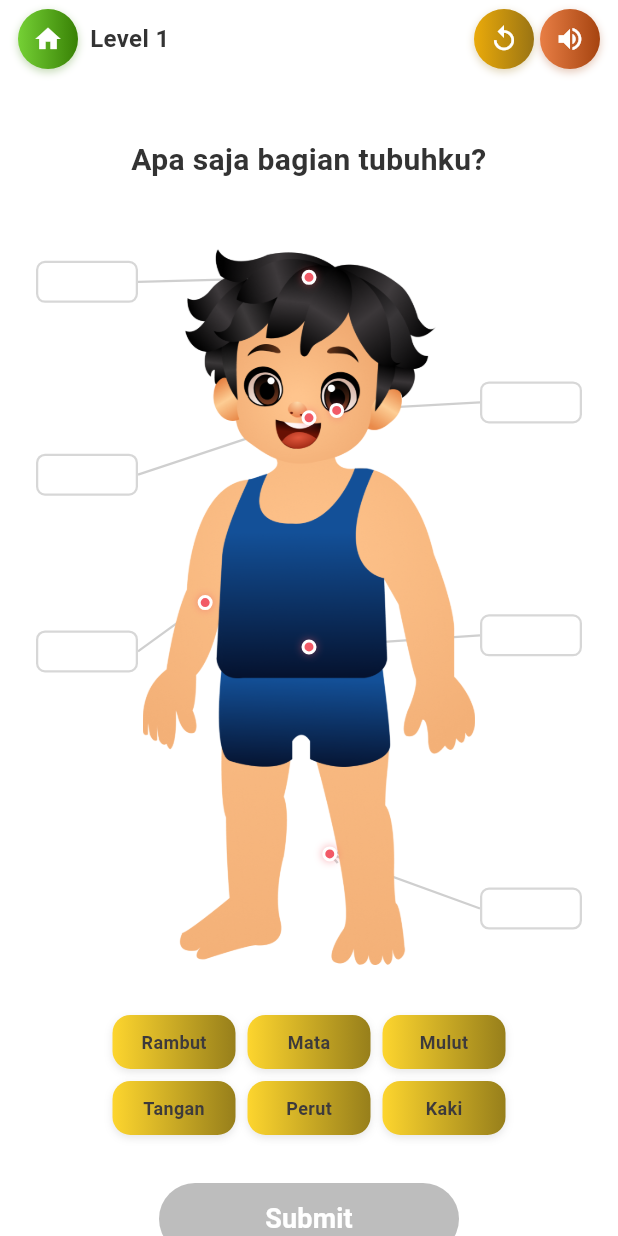
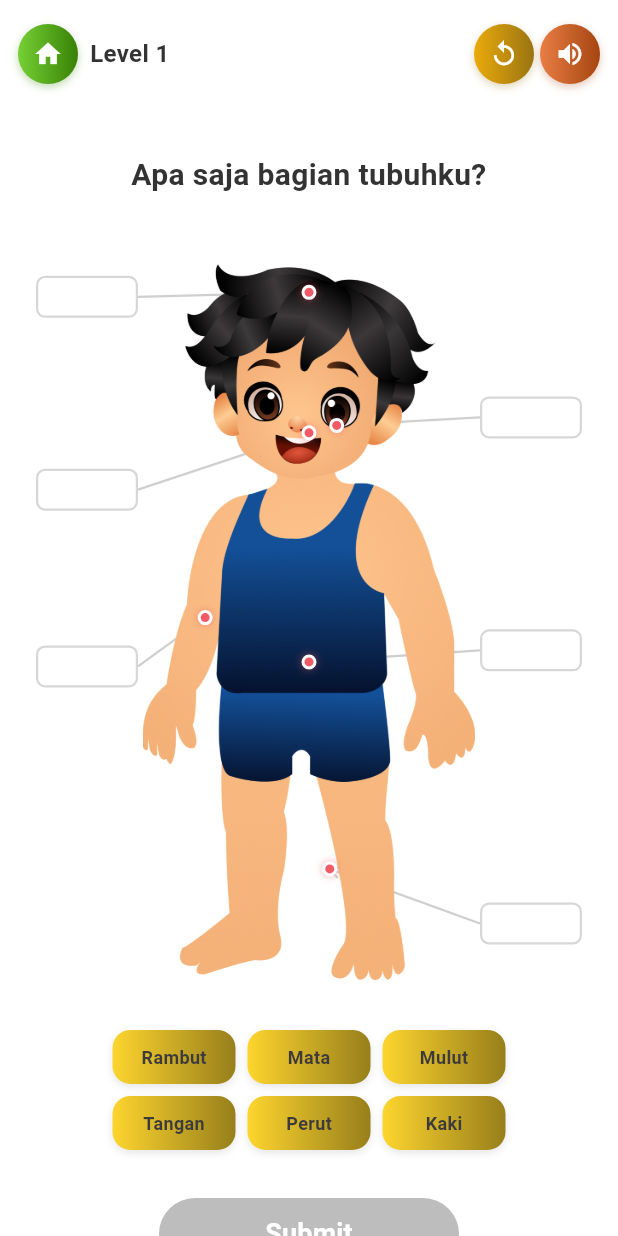
Before and after one commit to mayshacutes/BOBIE, a Flutter app: the Level1Screen screen opened by its route, on a phone screen of 412 x 824 dp. Run offline on Flutter 3.47's test engine with Material 3 defaults, Android fonts, the phone set to English and light mode, and no system bars; our stand-ins replace google_fonts; Roboto replaces fonts that are missing (Jua).

Commit message:
Top bar buttons geser ke bawah (padding top 16)

```diff
--- a/bobie_app/lib/screens/modul/games/level1_screen.dart
+++ b/bobie_app/lib/screens/modul/games/level1_screen.dart
@@ -179,7 +179,7 @@ class _Level1ScreenState extends State<Level1Screen> {
 
   Widget _buildTopBar() {
     return Container(
-      padding: const EdgeInsets.symmetric(horizontal: 12, vertical: 6),
+      padding: const EdgeInsets.fromLTRB(12, 16, 12, 6),
       child: Row(
         children: [
           _CircleButton(
--- a/bobie_app/lib/screens/modul/level_game_screen.dart
+++ b/bobie_app/lib/screens/modul/level_game_screen.dart
@@ -189,7 +189,7 @@ class _LevelGameScreenState extends State<LevelGameScreen> {
 
   Widget _buildTopBar() {
     return Container(
-      padding: const EdgeInsets.symmetric(horizontal: 12, vertical: 6),
+      padding: const EdgeInsets.fromLTRB(12, 16, 12, 6),
       child: Row(
         children: [
           _CircleButton(
```
